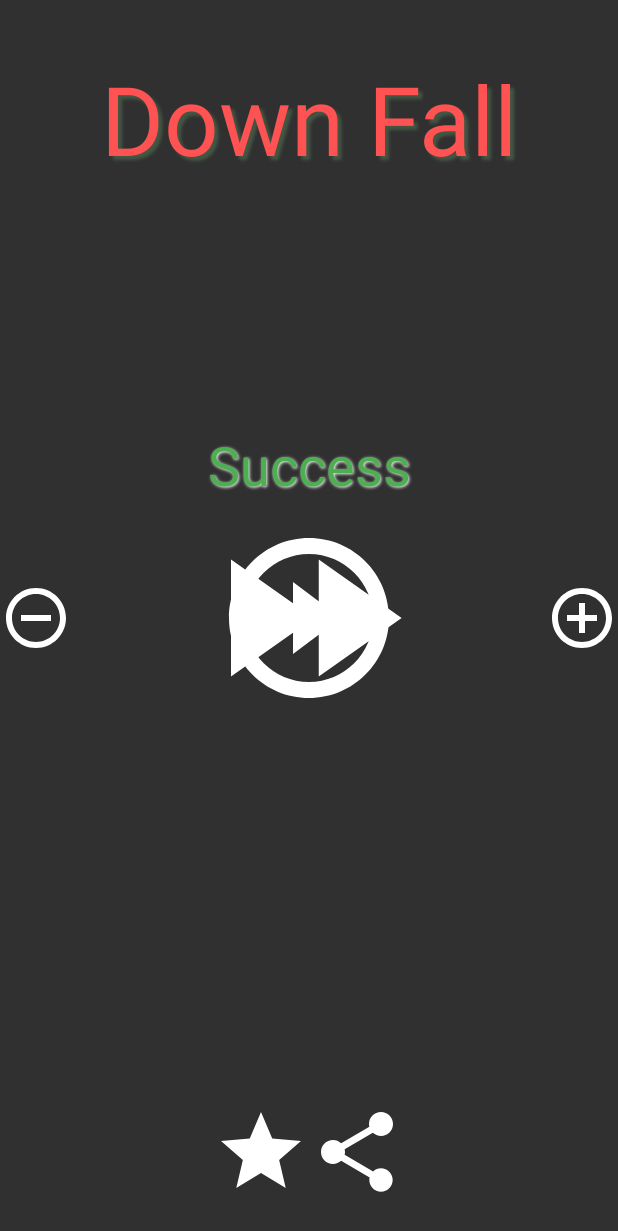
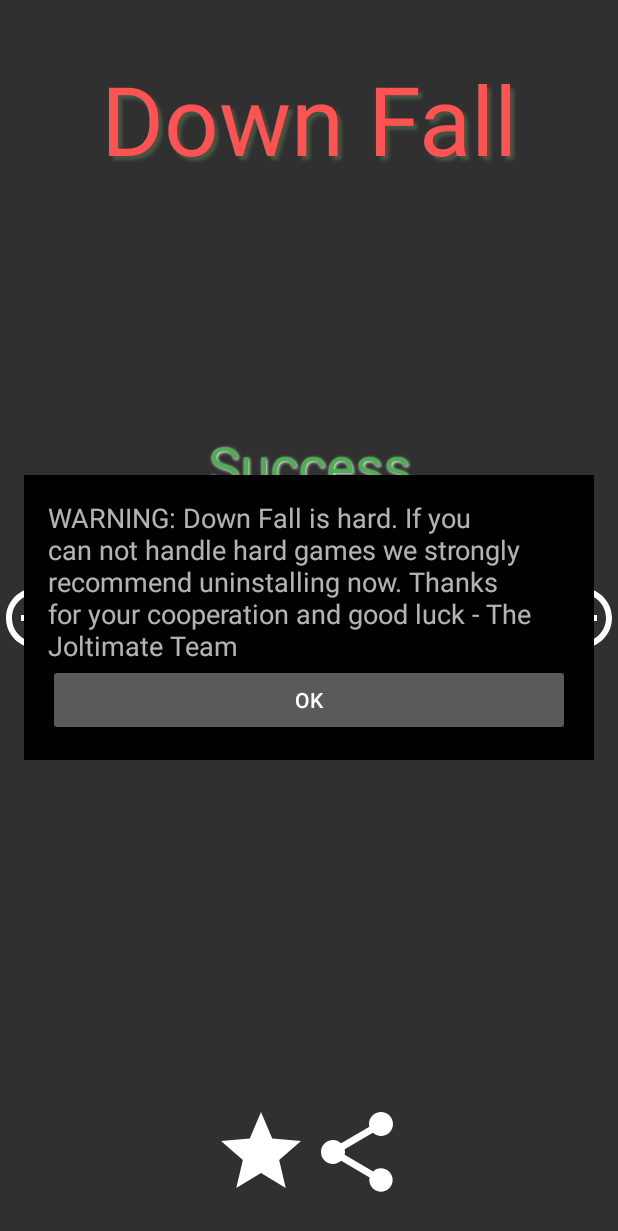
Before and after one commit to chriswalz/DownFall3, an Android app: the layout activity_game_screen_overlay.xml on its own in the app's theme, with its tools: preview values and no code run, on a phone screen of 412 x 824 dp. Shown: the top 1231 px of the screen. Run offline under Robolectric (Android 15) with nearby library versions, the phone set to English and light mode, and no system bars.

Commit message:
warning screen intial setup

```diff
--- a/app/src/main/res/drawable/ic_play.xml
+++ b/app/src/main/res/drawable/ic_play.xml
@@ -1,4 +1,4 @@
 <vector android:height="128dp" android:viewportHeight="24.0"
     android:viewportWidth="24.0" android:width="128dp" xmlns:android="http://schemas.android.com/apk/res/android">
-    <path android:fillColor="#FFF" android:pathData="M10,16.5l6,-4.5 -6,-4.5v9zM12,2C6.48,2 2,6.48 2,12s4.48,10 10,10 10,-4.48 10,-10S17.52,2 12,2zM12,20c-4.41,0 -8,-3.59 -8,-8s3.59,-8 8,-8 8,3.59 8,8 -3.59,8 -8,8z"/>
+    <path android:fillColor="#001B24" android:pathData="M10,16.5l6,-4.5 -6,-4.5v9zM12,2C6.48,2 2,6.48 2,12s4.48,10 10,10 10,-4.48 10,-10S17.52,2 12,2zM12,20c-4.41,0 -8,-3.59 -8,-8s3.59,-8 8,-8 8,3.59 8,8 -3.59,8 -8,8z"/>
 </vector>
--- a/app/src/main/res/layout/activity_game_screen_overlay.xml
+++ b/app/src/main/res/layout/activity_game_screen_overlay.xml
@@ -82,6 +82,7 @@
             android:background="@null"/> -->
 
     </RelativeLayout>
+
     <android.support.v7.widget.AppCompatTextView
         android:layout_width="match_parent"
         android:layout_height="wrap_content"
@@ -182,4 +183,23 @@
         android:layout_centerInParent="true"
         ads:adSize="FLUID"
         ads:adUnitId="@string/image_interstitial"></com.google.android.gms.ads.AdView> -->
+    <RelativeLayout
+        android:layout_centerInParent="true"
+        android:layout_margin="16dp"
+        android:padding="16dp"
+        android:layout_width="wrap_content"
+        android:layout_height="wrap_content"
+        android:background="@color/black">
+        <android.support.v7.widget.AppCompatTextView
+            android:layout_width="wrap_content"
+            android:layout_height="wrap_content"
+            android:textSize="18sp"
+            android:id="@+id/warning_textview"
+            android:text="@string/warning"/>
+        <android.support.v7.widget.AppCompatButton
+            android:layout_width="match_parent"
+            android:layout_height="wrap_content"
+            android:layout_below="@id/warning_textview"
+            android:text="OK"/>
+    </RelativeLayout>
 </RelativeLayout>
--- a/app/src/main/res/values/strings.xml
+++ b/app/src/main/res/values/strings.xml
@@ -5,6 +5,7 @@
 
     <string name="success_text">Success</string>
     <string name="next_level">Next Level</string>
+    <string name="warning">WARNING: Down Fall is hard. If you can not handle hard games we strongly recommend uninstalling now. Thanks for your cooperation and good luck - The Joltimate Team</string>
     <string name="package_name" translatable="false">com.google.downfall2</string>
     <string name="current_level" translatable="false">currentLevel</string>
     <string name="highest_level" translatable="false">highestLevel</string>
```
Also changed, not shown: app/build.gradle (+14 -4 lines), app/src/main/java/com/walz/joltimate/downfall2/DownFallActivity.java (+12 -5 lines), app/src/main/java/com/walz/joltimate/downfall2/DownFallView.java (+8 -13 lines), app/src/main/java/com/walz/joltimate/downfall2/Invaders/RainSprite.java (+9 -10 lines), app/src/main/java/com/walz/joltimate/downfall2/Levels.java (+45 -26 lines), app/src/main/java/com/walz/joltimate/downfall2/PlayerShip.java (+15 -9 lines).
